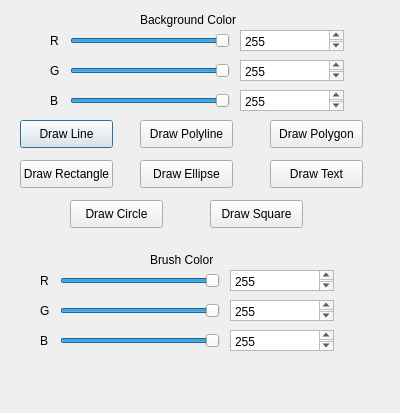
Qt form 2DGraphicsModeler/palette.ui (Alex-the-666/2DGraphicsModular) before a commit.
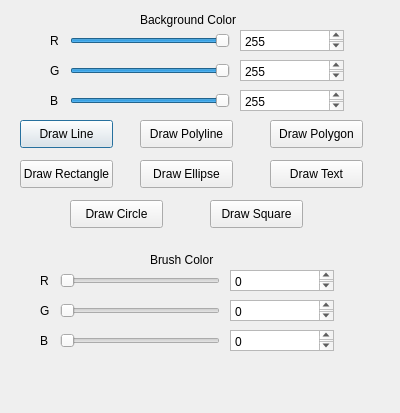
The same form after that commit.

```diff
--- a/2DGraphicsModeler/palette.ui
+++ b/2DGraphicsModeler/palette.ui
@@ -249,7 +249,7 @@
     </rect>
    </property>
    <property name="plainText">
-    <string>255</string>
+    <string>0</string>
    </property>
   </widget>
   <widget class="QLabel" name="label_5">
@@ -314,7 +314,8 @@
     </rect>
    </property>
    <property name="plainText">
-    <string>255
+    <string>0
+
 </string>
    </property>
   </widget>
@@ -331,7 +332,7 @@
     <number>255</number>
    </property>
    <property name="value">
-    <number>255</number>
+    <number>0</number>
    </property>
    <property name="orientation">
     <enum>Qt::Horizontal</enum>
@@ -347,7 +348,7 @@
     </rect>
    </property>
    <property name="plainText">
-    <string>255</string>
+    <string>0</string>
    </property>
   </widget>
   <widget class="QSlider" name="horizontalSlider_5">
@@ -363,7 +364,7 @@
     <number>255</number>
    </property>
    <property name="value">
-    <number>255</number>
+    <number>0</number>
    </property>
    <property name="orientation">
     <enum>Qt::Horizontal</enum>
@@ -382,7 +383,7 @@
     <number>255</number>
    </property>
    <property name="value">
-    <number>255</number>
+    <number>0</number>
    </property>
    <property name="orientation">
     <enum>Qt::Horizontal</enum>
```
